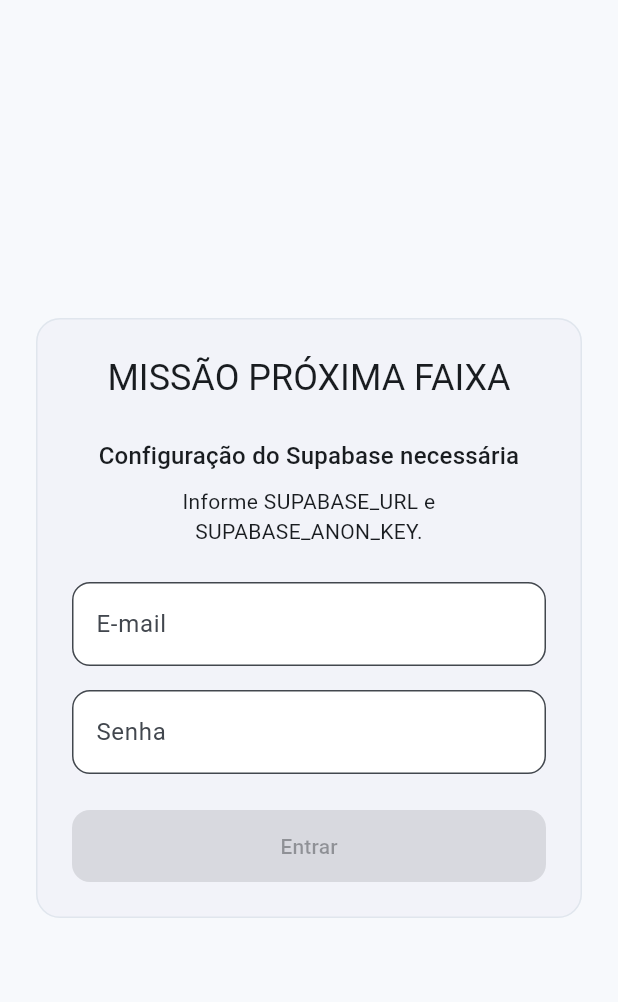
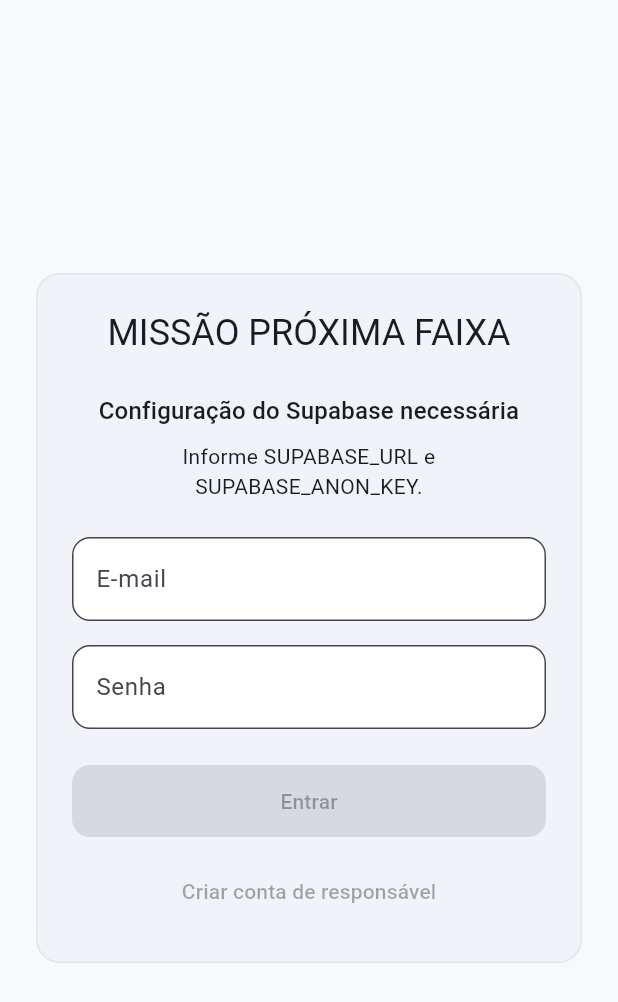
Before and after one commit to SamuelMarcano88/judoredencao, a Flutter app: the screen it shows after launch, on a phone screen of 412 x 824 dp. Shown: the top 1002 px of the screen. Run offline on Flutter 3.47's test engine with Material 3 defaults, Android fonts, the phone set to English and light mode, and no system bars; our stand-ins replace flutter_riverpod, go_router, supabase_flutter; accounts and stored records are empty.

Commit message:
Add parent account registration
Co-authored-by: Copilot <223556219+Copilot@users.noreply.github.com>

```diff
--- a/lib/app/router.dart
+++ b/lib/app/router.dart
@@ -3,6 +3,7 @@ import 'package:go_router/go_router.dart';
 
 import '../features/auth/domain/user_role.dart';
 import '../features/auth/presentation/login_screen.dart';
+import '../features/auth/presentation/sign_up_screen.dart';
 import '../features/auth/presentation/providers.dart';
 import 'shell/dashboard_shell.dart';
 
@@ -11,19 +12,21 @@ final routerProvider = Provider<GoRouter>((ref) {
     initialLocation: '/login',
     redirect: (context, state) async {
       final user = ref.read(authRepositoryProvider).currentUser;
-      final loggingIn = state.matchedLocation == '/login';
-      if (user == null) return loggingIn ? null : '/login';
+      final publicAuthRoute = const {
+        '/login',
+        '/cadastro',
+      }.contains(state.matchedLocation);
+      if (user == null) return publicAuthRoute ? null : '/login';
 
       final role = await ref.read(authRepositoryProvider).getCurrentRole();
       if (role == UserRole.unknown) return '/login';
-      if (loggingIn) return role.routeName;
+      if (publicAuthRoute) return role.routeName;
 
       final location = state.matchedLocation;
       if (role == UserRole.admin && !location.startsWith('/admin')) {
         return '/admin';
       }
-      if (role == UserRole.parent &&
-          !location.startsWith('/responsavel')) {
+      if (role == UserRole.parent && !location.startsWith('/responsavel')) {
         return '/responsavel';
       }
       if (role == UserRole.student && !location.startsWith('/aluno')) {
@@ -32,14 +35,14 @@ final routerProvider = Provider<GoRouter>((ref) {
       return null;
     },
     routes: [
+      GoRoute(path: '/login', builder: (context, state) => const LoginScreen()),
       GoRoute(
-        path: '/login',
-        builder: (context, state) => const LoginScreen(),
+        path: '/cadastro',
+        builder: (context, state) => const SignUpScreen(),
       ),
       GoRoute(
         path: '/admin',
-        builder: (context, state) =>
-            const DashboardShell(role: UserRole.admin),
+        builder: (context, state) => const DashboardShell(role: UserRole.admin),
       ),
       GoRoute(
         path: '/responsavel',
--- a/lib/app/shell/dashboard_shell.dart
+++ b/lib/app/shell/dashboard_shell.dart
@@ -26,8 +26,7 @@ class DashboardShell extends ConsumerWidget {
         actions: [
           IconButton(
             tooltip: l10n.logout,
-            onPressed: () =>
-                ref.read(authRepositoryProvider).signOut(),
+            onPressed: () => ref.read(authRepositoryProvider).signOut(),
             icon: const Icon(Icons.logout),
           ),
         ],
--- a/lib/core/l10n/app_localizations.dart
+++ b/lib/core/l10n/app_localizations.dart
@@ -110,6 +110,78 @@ abstract class AppLocalizations {
   /// **'Entrar'**
   String get login;
 
+  /// No description provided for @createParentAccount.
+  ///
+  /// In pt, this message translates to:
+  /// **'Criar conta de responsável'**
+  String get createParentAccount;
+
+  /// No description provided for @createAccount.
+  ///
+  /// In pt, this message translates to:
+  /// **'Criar conta'**
+  String get createAccount;
+
+  /// No description provided for @fullName.
+  ///
+  /// In pt, this message translates to:
+  /// **'Nome completo'**
+  String get fullName;
+
+  /// No description provided for @fullNameRequired.
+  ///
+  /// In pt, this message translates to:
+  /// **'Informe seu nome completo.'**
+  String get fullNameRequired;
+
+  /// No description provided for @validEmailRequired.
+  ///
+  /// In pt, this message translates to:
+  /// **'Informe um e-mail válido.'**
+  String get validEmailRequired;
+
+  /// No description provided for @passwordMinimum.
+  ///
+  /// In pt, this message translates to:
+  /// **'A senha deve ter pelo menos 8 caracteres.'**
+  String get passwordMinimum;
+
+  /// No description provided for @confirmPassword.
+  ///
+  /// In pt, this message translates to:
+  /// **'Confirmar senha'**
+  String get confirmPassword;
+
+  /// No description provided for @passwordsDoNotMatch.
+  ///
+  /// In pt, this message translates to:
+  /// **'As senhas não coincidem.'**
+  String get passwordsDoNotMatch;
+
+  /// No description provided for @accountCreated.
+  ///
+  /// In pt, this message translates to:
+  /// **'Conta criada com sucesso!'**
+  String get accountCreated;
+
+  /// No description provided for @confirmEmailHint.
+  ///
+  /// In pt, this message translates to:
+  /// **'Verifique seu e-mail para confirmar a conta e depois entre.'**
+  String get confirmEmailHint;
+
+  /// No description provided for @parentRegistrationHint.
+  ///
+  /// In pt, this message translates to:
+  /// **'Cadastre-se como responsável para acompanhar seus filhos.'**
+  String get parentRegistrationHint;
+
+  /// No description provided for @profileNotConfigured.
+  ///
+  /// In pt, this message translates to:
+  /// **'Perfil não configurado. Fale com o administrador da academia.'**
+  String get profileNotConfigured;
+
   /// No description provided for @email.
   ///
   /// In pt, this message translates to:
--- a/lib/core/l10n/app_pt.arb
+++ b/lib/core/l10n/app_pt.arb
@@ -2,6 +2,18 @@
   "@@locale": "pt",
   "appTitle": "MISSÃO PRÓXIMA FAIXA",
   "login": "Entrar",
+  "createParentAccount": "Criar conta de responsável",
+  "createAccount": "Criar conta",
+  "fullName": "Nome completo",
+  "fullNameRequired": "Informe seu nome completo.",
+  "validEmailRequired": "Informe um e-mail válido.",
+  "passwordMinimum": "A senha deve ter pelo menos 8 caracteres.",
+  "confirmPassword": "Confirmar senha",
+  "passwordsDoNotMatch": "As senhas não coincidem.",
+  "accountCreated": "Conta criada com sucesso!",
+  "confirmEmailHint": "Verifique seu e-mail para confirmar a conta e depois entre.",
+  "parentRegistrationHint": "Cadastre-se como responsável para acompanhar seus filhos.",
+  "profileNotConfigured": "Perfil não configurado. Fale com o administrador da academia.",
   "email": "E-mail",
   "password": "Senha",
   "logout": "Sair",
--- a/lib/core/theme/app_theme.dart
+++ b/lib/core/theme/app_theme.dart
@@ -41,9 +41,7 @@ class AppTheme {
       inputDecorationTheme: InputDecorationTheme(
         filled: true,
         fillColor: Colors.white,
-        border: OutlineInputBorder(
-          borderRadius: BorderRadius.circular(12),
-        ),
+        border: OutlineInputBorder(borderRadius: BorderRadius.circular(12)),
       ),
     );
   }
--- a/lib/features/auth/presentation/login_screen.dart
+++ b/lib/features/auth/presentation/login_screen.dart
@@ -1,8 +1,10 @@
 import 'package:flutter/material.dart';
 import 'package:flutter_riverpod/flutter_riverpod.dart';
+import 'package:go_router/go_router.dart';
 
 import 'package:missao_proxima_faixa/core/config/app_environment.dart';
 import 'package:missao_proxima_faixa/core/l10n/app_localizations.dart';
+import 'package:missao_proxima_faixa/features/auth/domain/user_role.dart';
 import 'providers.dart';
 
 class LoginScreen extends ConsumerStatefulWidget {
@@ -29,15 +31,25 @@ class _LoginScreenState extends ConsumerState<LoginScreen> {
     if (!_formKey.currentState!.validate()) return;
     setState(() => _loading = true);
     try {
-      await ref.read(authRepositoryProvider).signIn(
-            email: _emailController.text.trim(),
-            password: _passwordController.text,
-          );
+      final repository = ref.read(authRepositoryProvider);
+      await repository.signIn(
+        email: _emailController.text.trim(),
+        password: _passwordController.text,
+      );
+      final role = await repository.getCurrentRole();
+      if (!mounted) return;
+      if (role == UserRole.unknown) {
+        ScaffoldMessenger.of(
+          context,
+        ).showSnackBar(SnackBar(content: Text(l10n.profileNotConfigured)));
+        return;
+      }
+      context.go(role.routeName);
     } catch (_) {
       if (!mounted) return;
-      ScaffoldMessenger.of(context).showSnackBar(
-        SnackBar(content: Text(l10n.invalidCredentials)),
-      );
+      ScaffoldMessenger.of(
+        context,
+      ).showSnackBar(SnackBar(content: Text(l10n.invalidCredentials)));
     } finally {
       if (mounted) setState(() => _loading = false);
     }
@@ -73,18 +85,15 @@ class _LoginScreenState extends ConsumerState<LoginScreen> {
                         textAlign: TextAlign.center,
                       ),
                       const SizedBox(height: 8),
-                      Text(
-                        l10n.configurationHint,
-                        textAlign: TextAlign.center,
-                      ),
+                      Text(l10n.configurationHint, textAlign: TextAlign.center),
                       const SizedBox(height: 24),
                     ],
                     TextFormField(
                       controller: _emailController,
                       keyboardType: TextInputType.emailAddress,
                       decoration: InputDecoration(labelText: l10n.email),
-                      validator: (value) => value == null ||
-                              value.trim().isEmpty
+                      validator: (value) =>
+                          value == null || value.trim().isEmpty
                           ? l10n.email
                           : null,
                     ),
@@ -94,25 +103,28 @@ class _LoginScreenState extends ConsumerState<LoginScreen> {
                       obscureText: true,
                       decoration: InputDecoration(labelText: l10n.password),
                       validator: (value) =>
-                          value == null || value.isEmpty
-                              ? l10n.password
-                              : null,
+                          value == null || value.isEmpty ? l10n.password : null,
                     ),
                     const SizedBox(height: 24),
                     FilledButton(
-                      onPressed: !_loading &&
-                              AppEnvironment.isSupabaseConfigured
+                      onPressed:
+                          !_loading && AppEnvironment.isSupabaseConfigured
                           ? () => _submit(l10n)
                           : null,
                       child: _loading
                           ? const SizedBox(
                               width: 22,
                               height: 22,
-                              child: CircularProgressIndicator(
-                                strokeWidth: 2,
-                              ),
+                              child: CircularProgressIndicator(strokeWidth: 2),
                             )
                           : Text(l10n.login),
+                    ),
+                    const SizedBox(height: 12),
+                    TextButton(
+                      onPressed: AppEnvironment.isSupabaseConfigured
+                          ? () => context.go('/cadastro')
+                          : null,
+                      child: Text(l10n.createParentAccount),
                     ),
                   ],
                 ),
```
Also changed, not shown: lib/core/l10n/app_es.arb (+12 -0 lines), lib/core/l10n/app_localizations_es.dart (+40 -0 lines), lib/core/l10n/app_localizations_pt.dart (+39 -0 lines), lib/features/auth/data/auth_repository.dart (+12 -2 lines), lib/features/auth/presentation/sign_up_screen.dart (added, +201 -0 lines), 2 other files.
